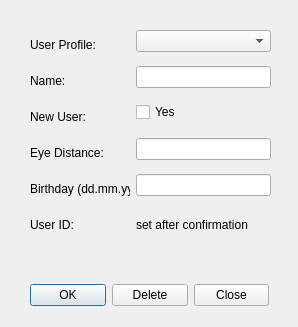
Qt form usermanagement.ui (burnfx/rqt) before a commit.
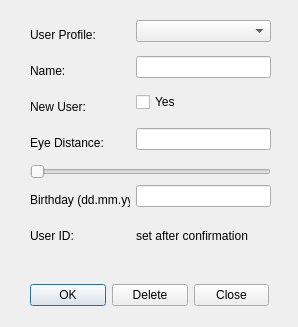
The same form after that commit.

Commit message: slider for eyedistance

Diff of the .ui file:
```diff
--- a/usermanagement.ui
+++ b/usermanagement.ui
@@ -17,9 +17,9 @@
    <property name="geometry">
     <rect>
      <x>30</x>
-     <y>30</y>
+     <y>20</y>
      <width>241</width>
-     <height>241</height>
+     <height>251</height>
     </rect>
    </property>
    <layout class="QFormLayout" name="formLayout">
@@ -136,7 +136,7 @@
     <item row="3" column="1">
      <widget class="QLineEdit" name="eyeDistTXT"/>
     </item>
-    <item row="4" column="0">
+    <item row="5" column="0">
      <widget class="QLabel" name="userParamLBL_2">
       <property name="minimumSize">
        <size>
@@ -155,10 +155,10 @@
       </property>
      </widget>
     </item>
-    <item row="4" column="1">
+    <item row="5" column="1">
      <widget class="QLineEdit" name="birthdayTXT"/>
     </item>
-    <item row="5" column="0">
+    <item row="6" column="0">
      <widget class="QLabel" name="userParamLBL_3">
       <property name="minimumSize">
        <size>
@@ -177,13 +177,20 @@
       </property>
      </widget>
     </item>
-    <item row="5" column="1">
+    <item row="6" column="1">
      <widget class="QLabel" name="idLBL">
       <property name="text">
        <string>set after confirmation</string>
       </property>
      </widget>
     </item>
+    <item row="4" column="0" colspan="2">
+     <widget class="QSlider" name="eyeDistSlider">
+      <property name="orientation">
+       <enum>Qt::Horizontal</enum>
+      </property>
+     </widget>
+    </item>
    </layout>
   </widget>
   <widget class="QWidget" name="horizontalLayoutWidget">
```
The commit also changes 6 other files.
